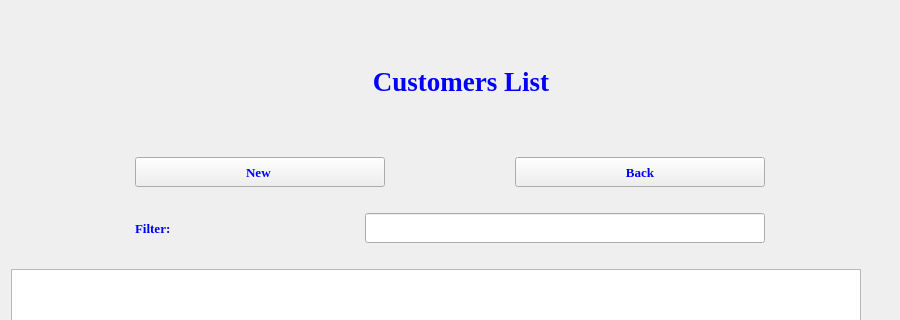
jonathansaetre/BankSystem, file customerlist.ui: the form before one commit; both pictures show x 0 to 900 and y 0 to 320 of the 900 by 700 pixel window.
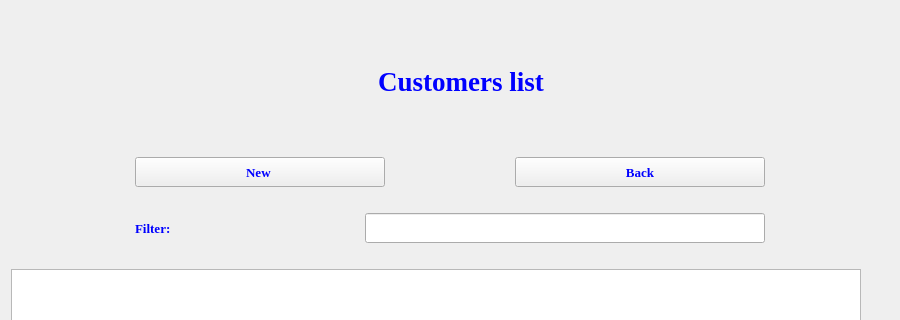
The form after the commit.

```diff
--- a/customerlist.ui
+++ b/customerlist.ui
@@ -55,7 +55,7 @@
       <string notr="true">color:blue</string>
      </property>
      <property name="text">
-      <string>Customers List</string>
+      <string>Customers list</string>
      </property>
      <property name="alignment">
       <set>Qt::AlignCenter</set>
```
